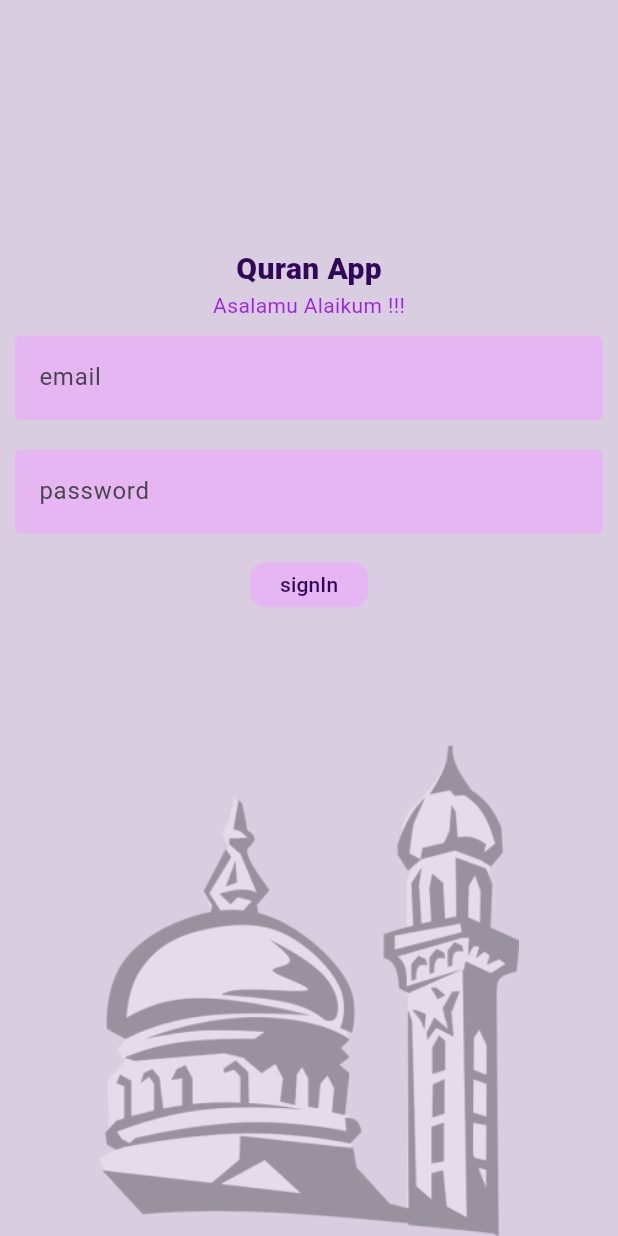
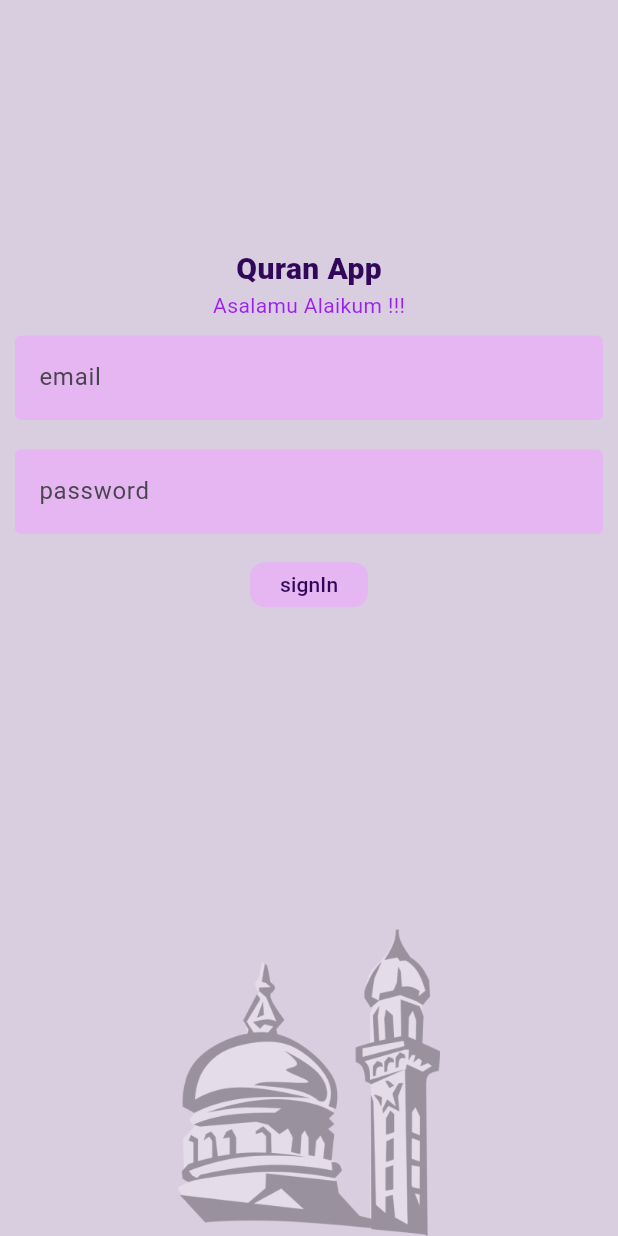
Before and after one commit to mohammedKhalifa1/quran_app, a Flutter app: the SingIn screen opened by its route, on a phone screen of 412 x 824 dp. Run offline on Flutter 3.47's test engine with Material 3 defaults, Android fonts, the phone set to English and light mode, and no system bars; our stand-ins replace device_preview; network calls fail.

Commit message:
problem solving

```diff
--- a/lib/core/class/route.dart
+++ b/lib/core/class/route.dart
@@ -1,10 +1,12 @@
 import 'package:flutter/material.dart';
 import 'package:quran_app/core/class/route_name.dart';
 import 'package:quran_app/screen/home/home_page.dart';
+import 'package:quran_app/screen/sura/sura_page.dart';
 
 import '../../screen/signin_page.dart';
 
 Map<String, Widget Function(BuildContext)> routes = {
   AppRoute.singIn: (context) => const SingIn(),
   AppRoute.homePage: (context) => const HomePage(),
+  AppRoute.suraPage: (context) => const SuraPage(),
 };
--- a/lib/core/class/route_name.dart
+++ b/lib/core/class/route_name.dart
@@ -1,4 +1,5 @@
 class AppRoute {
   static const String singIn = '/SingIn';
   static const String homePage = '/homePage';
+  static const String suraPage = '/suraPage';
 }
--- a/lib/core/widget/text_failed.dart
+++ b/lib/core/widget/text_failed.dart
@@ -4,19 +4,24 @@ class CustomTextFailed extends StatelessWidget {
   final String hint;
   final TextEditingController controller;
   final bool? passwordActive;
+  final double? width;
   const CustomTextFailed(
       {super.key,
       required this.hint,
       required this.controller,
-      this.passwordActive});
+      this.passwordActive,
+      this.width});
 
   @override
   Widget build(BuildContext context) {
     return Container(
         decoration: BoxDecoration(
-        borderRadius: BorderRadius.circular(10),
+          borderRadius: width != null
+              ? BorderRadius.circular(10)
+              : BorderRadius.circular(20),
         ),
-      margin: const EdgeInsets.all(10),
+        width: width ?? width,
+        margin: width != null ? null : const EdgeInsets.all(10),
         child: TextFormField(
           obscureText: passwordActive ?? false,
           controller: controller,
@@ -28,16 +33,19 @@ class CustomTextFailed extends StatelessWidget {
             fillColor: const Color(0xffe5b6f2),
             filled: true,
             hintText: hint,
-          border: const OutlineInputBorder(
-            borderSide: BorderSide(
+            border: OutlineInputBorder(
+              borderSide: const BorderSide(
                 color: Color(0xffe5b6f2),
               ),
-            borderRadius: BorderRadius.all(
+              borderRadius: width != null
+                  ? BorderRadius.all(
                       Radius.circular(10),
+                    )
+                  : BorderRadius.all(
+                      Radius.circular(20),
                     ),
             ),
           ),
-      ),
-    );
+        ));
   }
 }
--- a/lib/screen/Interface_page.dart
+++ b/lib/screen/Interface_page.dart
@@ -42,7 +42,7 @@ recite once everyday""",
                 onPressed: () {
                   Navigator.of(context).pushNamed(AppRoute.singIn);
                 },
-                child: Icon(Icons.arrow_forward_ios))
+                child: const Icon(Icons.arrow_forward_ios))
           ],
         ),
         body: Stack(
--- a/lib/screen/home/widget/home_controller.dart
+++ b/lib/screen/home/widget/home_controller.dart
@@ -1,4 +1,5 @@
 import 'package:flutter/material.dart';
+import 'package:flutter/widgets.dart';
 import 'package:quran_app/core/class/api_link.dart';
 import 'package:quran_app/core/class/curd.dart';
 import 'package:quran_app/core/class/status_requset.dart';
@@ -10,6 +11,7 @@ abstract class HomeController extends ChangeNotifier {
 }
 
 class HomeControllerImp extends HomeController {
+  TextEditingController searchController = TextEditingController();
   Curd curd = Curd();
   List<NameSuraMode> nameSura = [];
   StatusRequest statusRequest = StatusRequest.none;
--- a/lib/screen/signin_page.dart
+++ b/lib/screen/signin_page.dart
@@ -25,9 +25,10 @@ class _SingInState extends State<SingIn> {
   Widget build(BuildContext context) {
     return SafeArea(
       child: Scaffold(
-        body: Stack(
+        body: Column(
           children: [
             Expanded(
+              flex: 3,
               child: Column(
                 children: [
                   SizedBox(
@@ -63,14 +64,13 @@ class _SingInState extends State<SingIn> {
               ),
             ),
             Expanded(
-              child: Positioned(
-                bottom: 0,
-                left: 0,
-                right: 0,
-                child: Image.asset(
+              flex: 1,
+              child: Container(
+                decoration: const BoxDecoration(
+                    image: DecorationImage(
+                        image: AssetImage(
                   AppImage.logo,
-                  height: MediaQuery.of(context).size.height / 2.5,
-                ),
+                ))),
               ),
             ),
           ],
@@ -79,3 +79,9 @@ class _SingInState extends State<SingIn> {
     );
   }
 }
+// Image.asset(
+//                   fit: BoxFit.fill,
+//                   AppImage.logo,
+//                   height: 100,
+//                   width: MediaQuery.of(context).size.width,
+//                 ),
```
Also changed, not shown: lib/screen/home/home_page.dart (+13 -0 lines), lib/screen/home/widget/card_sura_name.dart (+11 -5 lines), lib/screen/sura/sura_page.dart (added, +11 -0 lines). Lines whose indentation alone changed are shown as unchanged.
